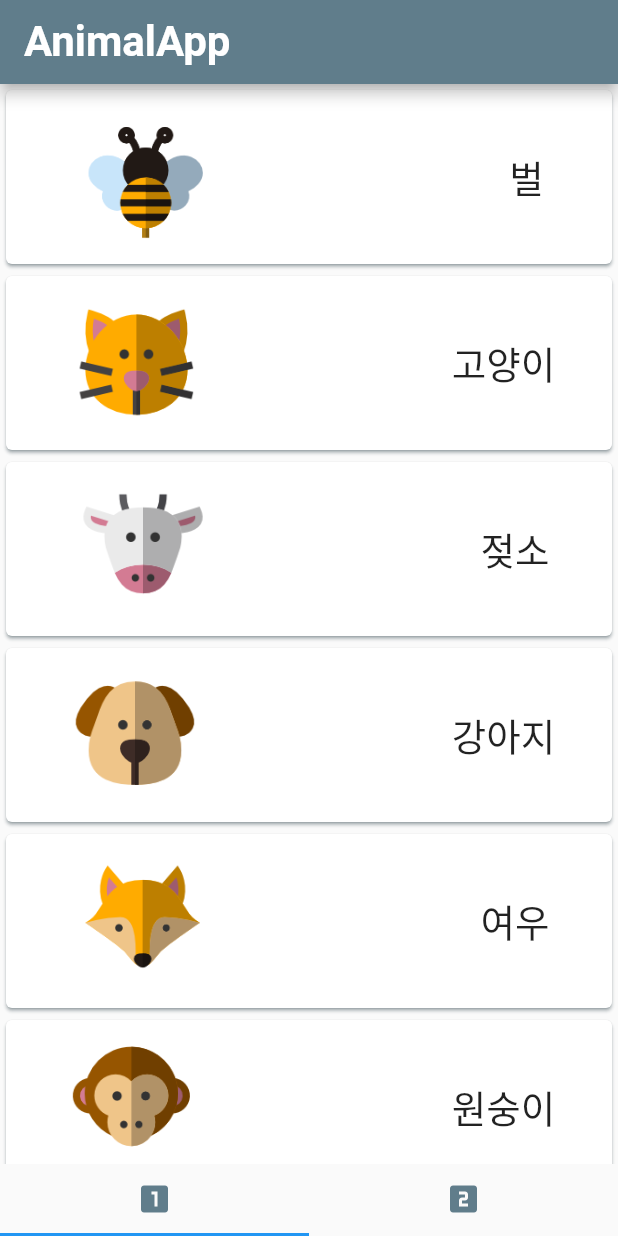
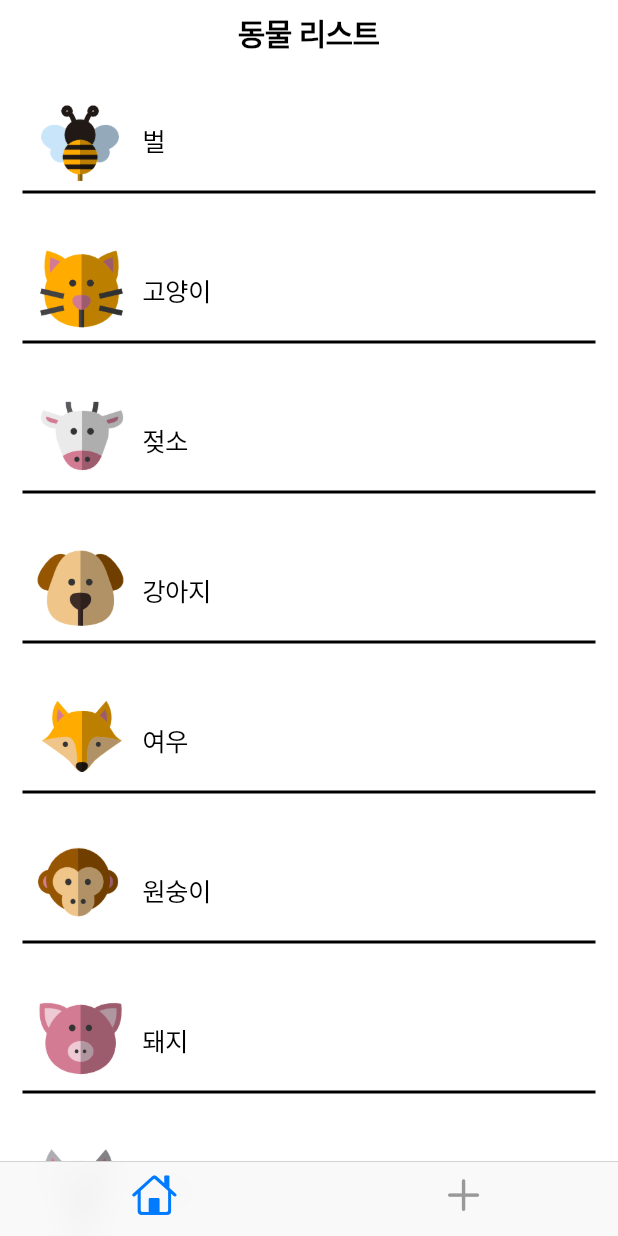
Before and after one commit to tjdwns4712/flutteranimalapp, a Flutter app: the screen it shows after launch, on a phone screen of 412 x 824 dp. Run offline on Flutter 3.47's test engine with Material 2 defaults, Android fonts, the phone set to English and light mode, and no system bars.

Commit message:
2023_04_14animalAppWithCupertino

```diff
--- /dev/null
+++ b/lib/cupertinoMain.dart
@@ -0,0 +1,71 @@
+import 'package:animalapp/iosPages/cupertinoFirstPage.dart';
+import 'package:animalapp/iosPages/cupertinoSecondPage.dart';
+import 'package:flutter/cupertino.dart';
+import 'animalItem.dart';
+
+class cupertionMain extends StatefulWidget {
+  const cupertionMain({super.key});
+
+  @override
+  State<cupertionMain> createState() => _cupertionMainState();
+}
+
+class _cupertionMainState extends State<cupertionMain> {
+  CupertinoTabBar? tabBar;
+  List<Animal> animalList = List.empty(growable: true);
+  //animalItem의 Animla리스트를 가져오고 내용은 초기화, 가변길이를 사용함.
+
+  //1. 탭바 변수정의
+  //2. initState에 페이지 정의
+  //3. cupertinoScaffold 작성
+
+  @override
+  void initState() {
+    super.initState();
+    tabBar = CupertinoTabBar(
+      items: const <BottomNavigationBarItem>[
+        BottomNavigationBarItem(icon: Icon(CupertinoIcons.home)),
+        //쿠퍼티노 탭바 첫 번째 페이지에 들어갈 아이콘 추가
+        BottomNavigationBarItem(icon: Icon(CupertinoIcons.add)),
+        //쿠퍼티노 탭바 두 번째 페이지에 들어갈 아이콘 추가
+      ],
+    );
+    animalList.add(
+        Animal(animalName: "벌", kind: "곤충", imagePath: "repo/images/bee.png"));
+    animalList.add(Animal(
+        animalName: "고양이", kind: "포유류", imagePath: "repo/images/cat.png"));
+    animalList.add(Animal(
+        animalName: "젖소", kind: "포유류", imagePath: "repo/images/cow.png"));
+    animalList.add(Animal(
+        animalName: "강아지", kind: "포유류", imagePath: "repo/images/dog.png"));
+    animalList.add(Animal(
+        animalName: "여우", kind: "포유류", imagePath: "repo/images/fox.png"));
+    animalList.add(Animal(
+        animalName: "원숭이", kind: "영장류", imagePath: "repo/images/monkey.png"));
+    animalList.add(Animal(
+        animalName: "돼지", kind: "포유류", imagePath: "repo/images/pig.png"));
+    animalList.add(Animal(
+        animalName: "늑대", kind: "포유류", imagePath: "repo/images/wolf.png"));
+    //animalList에 값을 추가함
+  }
+
+  @override
+  Widget build(BuildContext context) {
+    return CupertinoApp(
+      // 머티리얼에서는 materialapp을 반환 ios스타일에서는 cupertion 스타일 반환
+      home: CupertinoTabScaffold(
+          tabBar: tabBar!,
+          tabBuilder: (context, value) {
+            if (value == 0) {
+              return cupertinoFirstPage(
+                animalList: animalList,
+              );
+            } else {
+              return cupertinoSecondPage(
+                animalList: animalList,
+              );
+            }
+          }),
+    );
+  }
+}
--- /dev/null
+++ b/lib/iosPages/cupertinoFirstPage.dart
@@ -0,0 +1,49 @@
+import 'package:flutter/cupertino.dart';
+import 'package:animalapp/animalItem.dart';
+
+class cupertinoFirstPage extends StatelessWidget {
+  final List<Animal> animalList;
+
+  const cupertinoFirstPage({Key? key, required this.animalList})
+      : super(key: key);
+
+  @override
+  Widget build(BuildContext context) {
+    return CupertinoPageScaffold(
+      navigationBar: const CupertinoNavigationBar(
+        middle: Text(
+          '동물 리스트',
+          style: TextStyle(fontSize: 20),
+        ),
+      ),
+      child: ListView.builder(
+        itemBuilder: (context, index) {
+          return Container(
+            padding: const EdgeInsets.all(15),
+            height: 100,
+            child: Column(
+              children: [
+                Row(
+                  children: [
+                    Image.asset(
+                      animalList[index].imagePath!,
+                      fit: BoxFit.contain,
+                      width: 80,
+                      height: 68,
+                    ),
+                    Text(animalList[index].animalName!)
+                  ],
+                ),
+                Container(
+                  height: 2,
+                  color: CupertinoColors.black,
+                ),
+              ],
+            ),
+          );
+        },
+        itemCount: animalList.length,
+      ),
+    );
+  }
+}
--- a/lib/main.dart
+++ b/lib/main.dart
@@ -1,11 +1,11 @@
 import 'package:animalapp/pages/firstPage.dart';
 import 'package:animalapp/pages/secondPage.dart';
 import 'package:flutter/material.dart';
-import 'package:flutter/semantics.dart';
 import './animalItem.dart';
+import 'cupertinoMain.dart';
 
 void main() {
-  runApp(const tabApp());
+  runApp(const cupertionMain());
 }
 
 class tabApp extends StatelessWidget {
```
Also changed, not shown: lib/iosPages/cupertinoSecondPage.dart (added, +420 -0 lines).
